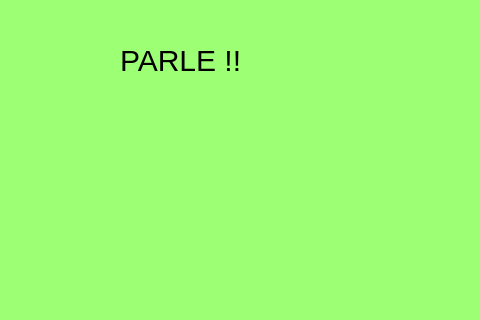
Old version of the form discussionwindow.ui in the repository dbuhon/KeepItSecret; both pictures show x 130 to 610 and y 0 to 320 of the 720 by 1280 pixel window.
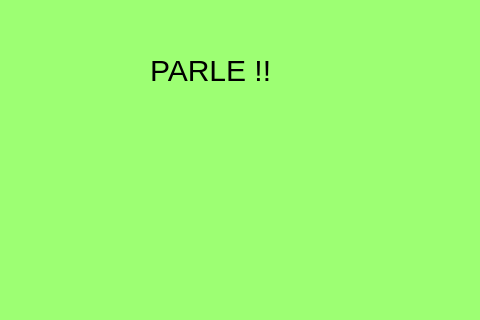
New version of the form.

```diff
--- a/discussionwindow.ui
+++ b/discussionwindow.ui
@@ -20,9 +20,9 @@
    <widget class="QLabel" name="label">
     <property name="geometry">
      <rect>
-      <x>250</x>
-      <y>30</y>
-      <width>181</width>
+      <x>280</x>
+      <y>40</y>
+      <width>211</width>
       <height>61</height>
      </rect>
     </property>
```
